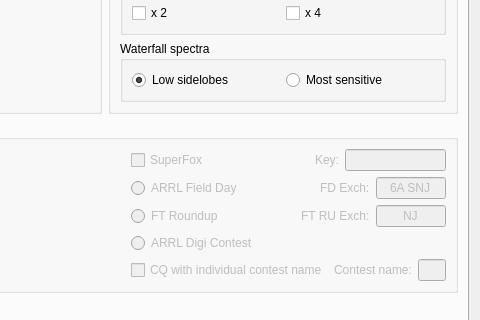
The window that Configuration.ui (kholia/wsjtx) describes before a commit, drawn with Qt 5; both pictures show x 270 to 750 and y 188 to 508 of the 750 by 670 pixel window.
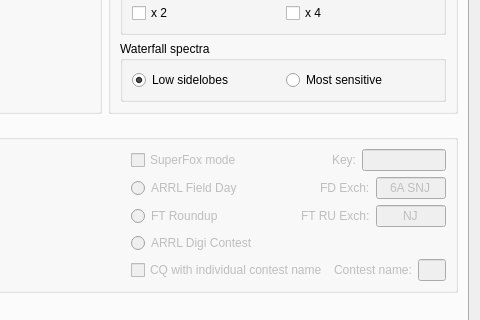
The same window after the commit. The open tabs and pages were chosen to show the change. Custom widgets are drawn as their Qt base class.

Commit message: Change the "SuperFox" label to "SuperFox mode".  Add several Tool Tips.

Patch:
```diff
--- a/Configuration.ui
+++ b/Configuration.ui
@@ -3004,7 +3004,7 @@
             <item>
              <widget class="QCheckBox" name="cbSuperFox">
               <property name="text">
-               <string>SuperFox</string>
+               <string>SuperFox mode</string>
               </property>
              </widget>
             </item>
```
Left out of the diff: 8 changed lines with no effect on the pictures.
